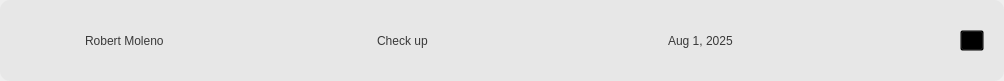
First picture: the form in Frontend/schedCard.ui, repository DreddVDomasian/Petmate-Desktop-Application, before the edit.
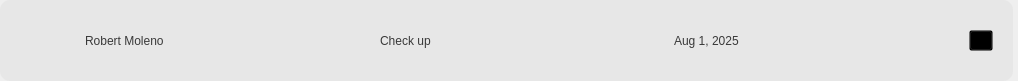
Second picture: the form after the edit. Icons and pictures are not drawn.

What changed in the file:
```diff
--- a/Frontend/schedCard.ui
+++ b/Frontend/schedCard.ui
@@ -6,7 +6,7 @@
    <rect>
     <x>0</x>
     <y>0</y>
-    <width>1004</width>
+    <width>1018</width>
     <height>81</height>
    </rect>
   </property>
@@ -30,7 +30,7 @@
     <number>0</number>
    </property>
    <property name="rightMargin">
-    <number>0</number>
+    <number>5</number>
    </property>
    <property name="bottomMargin">
     <number>0</number>
```
